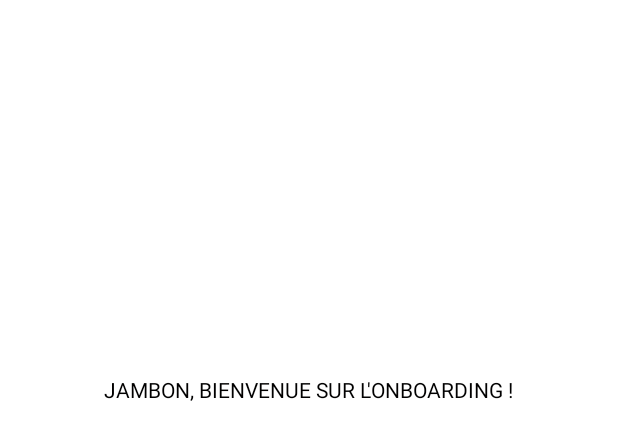
After one commit to jlyw/babel-app, an Android app: the layout activity_onboarding.xml on its own in the app's theme, with its tools: preview values and no code run, on a phone screen of 412 x 824 dp. The commit adds this screen. Shown: the top 440 px of the screen. Run offline under Robolectric (Android 15) with nearby library versions, the phone set to English and light mode, and no system bars.

Commit message:
No back during exo + start onboarding activity

```diff
--- a/app/src/main/AndroidManifest.xml
+++ b/app/src/main/AndroidManifest.xml
@@ -38,7 +38,8 @@
             android:label="@string/label_write_exo_voc_list" />
         <activity
             android:name=".EditListActivity"
-            android:label="@string/label_edit_list_activity"/>
+            android:label="@string/label_edit_list_activity" />
+        <activity android:name=".OnboardingActivity"></activity>
     </application>
 
 </manifest>
--- a/app/src/main/java/com/babel/mybabelapplication/MainActivity.java
+++ b/app/src/main/java/com/babel/mybabelapplication/MainActivity.java
@@ -133,6 +133,9 @@ public class MainActivity extends ActionBarActivity {
             user.setCreatedList(0);
 
             userDao.addUser(user);
+
+            intent = new Intent(getApplicationContext(), OnboardingActivity.class);
+            startActivity(intent);
         }
 
         // Get a verb - If remove those lines, remove textView on activity_main.xml
--- a/app/src/main/java/com/babel/mybabelapplication/VocabulaireFragment.java
+++ b/app/src/main/java/com/babel/mybabelapplication/VocabulaireFragment.java
@@ -63,8 +63,6 @@ public class VocabulaireFragment extends Fragment{
             public void onItemClick(AdapterView<?> parent, View view, int position, long id) {
                 VocList vocList = (VocList) vocListAdapter.getItem(position);
 
-                System.out.println(vocList.getName());
-
                 intent = new Intent(context, ShowVocListActivity.class);
                 intent.putExtra("LIST_VOC_ID", vocList.getId());
                 startActivity(intent);
--- /dev/null
+++ b/app/src/main/res/layout/activity_onboarding.xml
@@ -0,0 +1,21 @@
+<?xml version="1.0" encoding="utf-8"?>
+<RelativeLayout xmlns:android="http://schemas.android.com/apk/res/android"
+    xmlns:tools="http://schemas.android.com/tools"
+    android:id="@+id/activity_onboarding"
+    android:layout_width="match_parent"
+    android:layout_height="match_parent"
+    android:paddingBottom="@dimen/activity_vertical_margin"
+    android:paddingLeft="@dimen/activity_horizontal_margin"
+    android:paddingRight="@dimen/activity_horizontal_margin"
+    android:paddingTop="@dimen/activity_vertical_margin"
+    tools:context="com.babel.mybabelapplication.OnboardingActivity">
+
+    <TextView
+        android:text="JAMBON, BIENVENUE SUR L'ONBOARDING !"
+        android:layout_width="wrap_content"
+        android:layout_height="wrap_content"
+        android:layout_alignParentTop="true"
+        android:layout_centerHorizontal="true"
+        android:layout_marginTop="234dp"
+        android:id="@+id/textView" />
+</RelativeLayout>
```
Also changed, not shown: app/src/main/java/com/babel/mybabelapplication/App.java (deleted, +0 -23 lines), app/src/main/java/com/babel/mybabelapplication/OnboardingActivity.java (added, +13 -0 lines), app/src/main/java/com/babel/mybabelapplication/SoundExoVocListActivity.java (+7 -0 lines), app/src/main/java/com/babel/mybabelapplication/WriteExoVocListActivity.java (+7 -0 lines).
